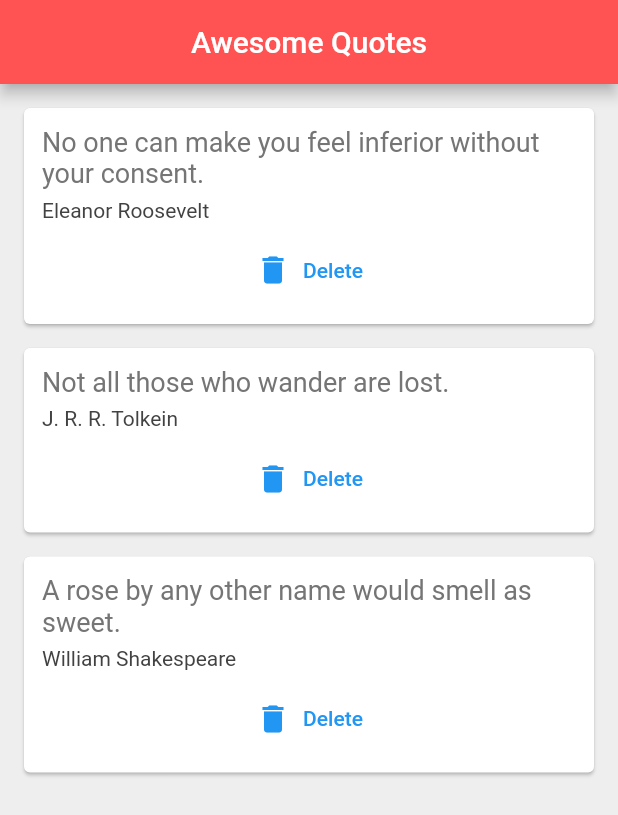
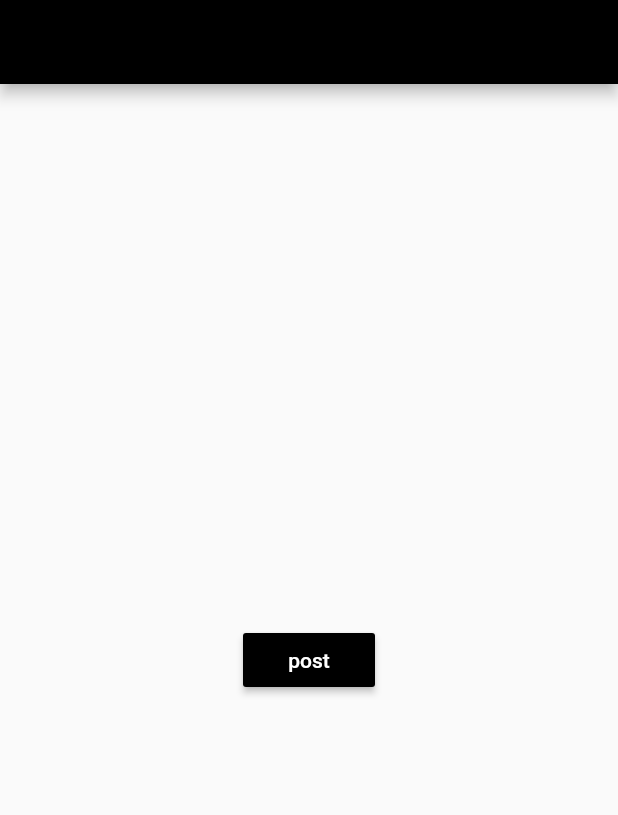
Before and after one commit to ISTE-VESIT-ORG/Flutter-2021, a Flutter app: the screen it shows after launch, on a phone screen of 412 x 824 dp. Shown: the top 815 px of the screen. Run offline on Flutter 3.47's test engine with Material 2 defaults, Android fonts, the phone set to English and light mode, and no system bars; our stand-ins replace dio.

Commit message:
post app update

```diff
--- a/lib/main.dart
+++ b/lib/main.dart
@@ -1,60 +1,71 @@
+import 'package:dio/dio.dart';
 import 'package:flutter/material.dart';
-import 'package:start/quote.dart';
-import 'package:start/quote_card.dart';
 
 void main() {
   runApp(MyApp());
 }
 
 class MyApp extends StatelessWidget {
-
+  // This widget is the root of your application.
   @override
   Widget build(BuildContext context) {
     return MaterialApp(
       title: 'Flutter Demo',
       theme: ThemeData(
-
-
+        // This is the theme of your application.
+        //
+        // Try running your application with "flutter run". You'll see the
+        // application has a blue toolbar. Then, without quitting the app, try
+        // changing the primarySwatch below to Colors.green and then invoke
+        // "hot reload" (press "r" in the console where you ran "flutter run",
+        // or simply save your changes to "hot reload" in a Flutter IDE).
+        // Notice that the counter didn't reset back to zero; the application
+        // is not restarted.
         primarySwatch: Colors.blue,
       ),
-      home: QuoteList(),
+      home: MyHomePage(),
     );
   }
 }
 
-
-
-class QuoteList extends StatefulWidget {
+class MyHomePage extends StatefulWidget {
   @override
-  _QuoteListState createState() => _QuoteListState();
+  _MyHomePageState createState() => _MyHomePageState();
 }
 
-class _QuoteListState extends State<QuoteList> {
-  List<Quote> quotes = [
-    Quote( text: 'No one can make you feel inferior without your consent.', author: 'Eleanor Roosevelt'),
-    Quote( text: 'Not all those who wander are lost.', author: 'J. R. R. Tolkein'),
-    Quote( text: 'A rose by any other name would smell as sweet.	', author : 'William Shakespeare'),
-  ];
+class _MyHomePageState extends State<MyHomePage> {
+  Dio dio = new Dio();
+  Future postData() async {
+    final String pathurl = "http://10.0.2.2:8000/prediction";
+    dynamic data = {"message": "bye"};
+    var response = await dio.post(pathurl,
+        data: data,
+        options: Options(headers: {
+          'Content-type': 'application/json; charset=UTF-8',
+        }));
+
+    return response.data;
+  }
 
   @override
   Widget build(BuildContext context) {
     return Scaffold(
-      backgroundColor: Colors.grey[200],
-      appBar: AppBar(
-        title: Text('Awesome Quotes'),
-        centerTitle: true,
-        backgroundColor: Colors.redAccent,
-      ),
-      body: Column(
-        children: quotes.map((quote) {
-          return QuoteCard(
-              quote: quote,
-              delete: () {
-                setState(() {
-                  quotes.remove(quote);
-                });
-              });
-        }).toList(),
+      resizeToAvoidBottomInset: false,
+      appBar: AppBar(backgroundColor: Colors.black),
+      body: Center(
+        child: MaterialButton(
+          color: Colors.black,
+          onPressed: () async {
+            print('Posting data');
+            await postData().then((value) {
+              print(value);
+            });
+          },
+          child: Text(
+            'post',
+            style: TextStyle(color: Colors.white),
+          ),
+        ),
       ),
     );
   }
--- a/lib/quote.dart
+++ /dev/null
@@ -1,5 +0,0 @@
-class Quote {
-  String text;
-  String author;
-  Quote({this.text, this.author});
-}
--- a/lib/quote_card.dart
+++ /dev/null
@@ -1,40 +0,0 @@
-import 'package:flutter/material.dart';
-import 'package:start/quote.dart';
-
-class QuoteCard extends StatelessWidget {
-  final Quote quote;
-  final Function delete;
-  QuoteCard({this.quote, this.delete});
-  @override
-  Widget build(BuildContext context) {
-    return Card(
-      margin: EdgeInsets.fromLTRB(16.0, 16.0, 16.0, 0),
-      child: Padding(
-        padding: const EdgeInsets.all(12.0),
-        child: Column(
-          crossAxisAlignment: CrossAxisAlignment.stretch,
-          children: <Widget>[
-            Text(quote.text,
-                style: TextStyle(
-                  fontSize: 18.0,
-                  color: Colors.grey[600],
-                )),
-            SizedBox(height: 6.0),
-            Text(
-              quote.author,
-              style: TextStyle(
-                fontSize: 14.0,
-                color: Colors.grey[800],
-              ),
-            ),
-            SizedBox(height: 8.0),
-            TextButton.icon(
-                onPressed: delete,
-                icon: Icon(Icons.delete),
-                label: Text('Delete')),
-          ],
-        ),
-      ),
-    );
-  }
-}
--- a/pubspec.yaml
+++ b/pubspec.yaml
@@ -32,6 +32,8 @@ dependencies:
 dev_dependencies:
   flutter_test:
     sdk: flutter
+  # http: 0.13.0
+  dio: ^3.0.10
 
 # For information on the generic Dart part of this file, see the
 # following page: https://dart.dev/tools/pub/pubspec
```
Also changed, not shown: pubspec.lock.
